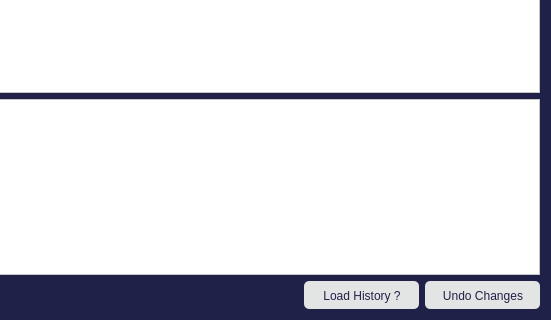
Old version of the form FrameWorkCode/undoglobalreplace.ui in the repository UDAAN-LEAP/leap-pe-tool; both pictures show x 129 to 680 and y 119 to 439 of the 680 by 439 pixel window.
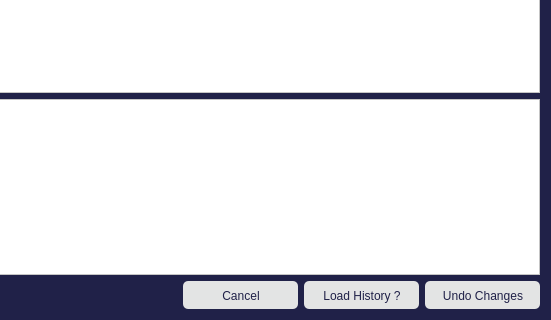
New version of the form.

What changed in the file:
```diff
--- a/FrameWorkCode/undoglobalreplace.ui
+++ b/FrameWorkCode/undoglobalreplace.ui
@@ -57,6 +57,17 @@
        </property>
       </spacer>
      </item>
+     <item>
+      <widget class="QPushButton" name="cancel">
+       <property name="styleSheet">
+        <string notr="true">QPushButton{background-color:rgb(227, 228, 228);border:0px; color: rgb(32, 33, 72); height:26.96px; width: 113.5px; padding-top:1px; border-radius:4.8px; padding-left:1.3px; selection-color: rgb(32, 33, 72); selection-background-color: rgb(136, 138, 133);
+} QPushButton:checked{background-color: rgb(136, 138, 133);} QPushButton:pressed {background-color: rgb(136, 138, 133);}</string>
+       </property>
+       <property name="text">
+        <string>Cancel</string>
+       </property>
+      </widget>
+     </item>
      <item>
       <widget class="QPushButton" name="pushButton">
        <property name="styleSheet">
```
